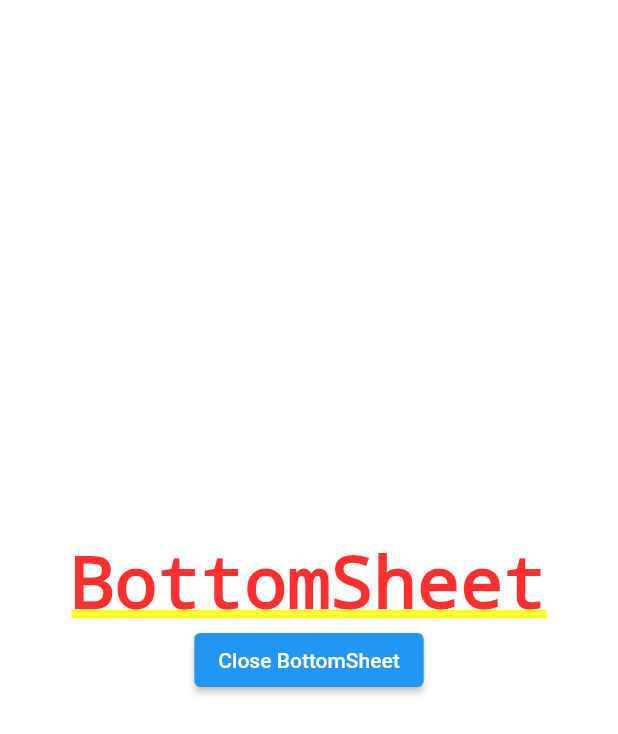
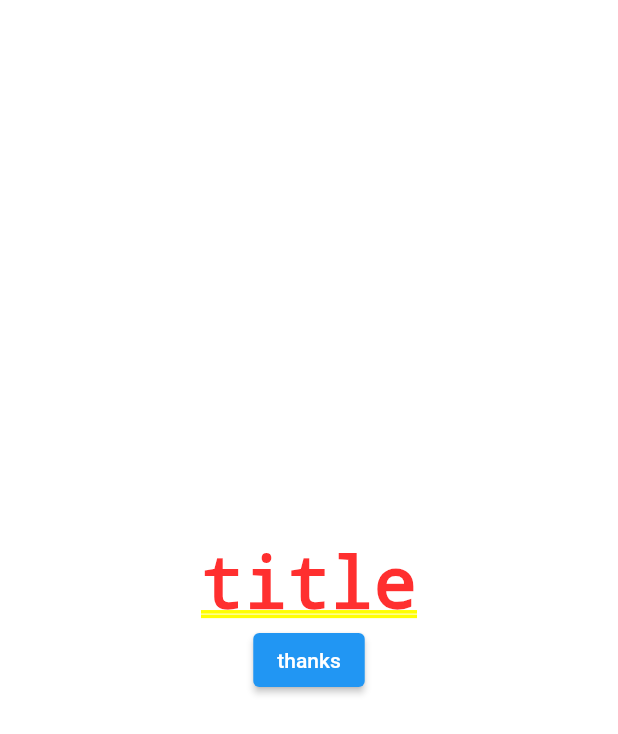
Before and after one commit to divyang-simform/best_folk_medicine, a Flutter app: the bottomSheet screen opened directly, on a phone screen of 412 x 824 dp. Shown: the top 734 px of the screen. Run offline on Flutter 3.47's test engine with Material 2 defaults, Android fonts, the phone set to English and light mode, and no system bars; missing offline and left inert: dart:ffi.

Commit message:
Update Bottomsheet.dart

```diff
--- a/lib/Bottomsheet.dart
+++ b/lib/Bottomsheet.dart
@@ -43,14 +43,15 @@ class bottomSheet extends StatelessWidget {
     } else {
       return Container(
         height: 200,
+        color: Colors.white,
         child: Center(
           child: Column(
             mainAxisAlignment: MainAxisAlignment.center,
             mainAxisSize: MainAxisSize.min,
             children: <Widget>[
-              const Text('BottomSheet'),
+              Text(title),
               ElevatedButton(
-                  child: const Text('Close BottomSheet'),
+                  child: Text(button1),
                   onPressed: () {
                     Navigator.pop(context);
                   })
```
